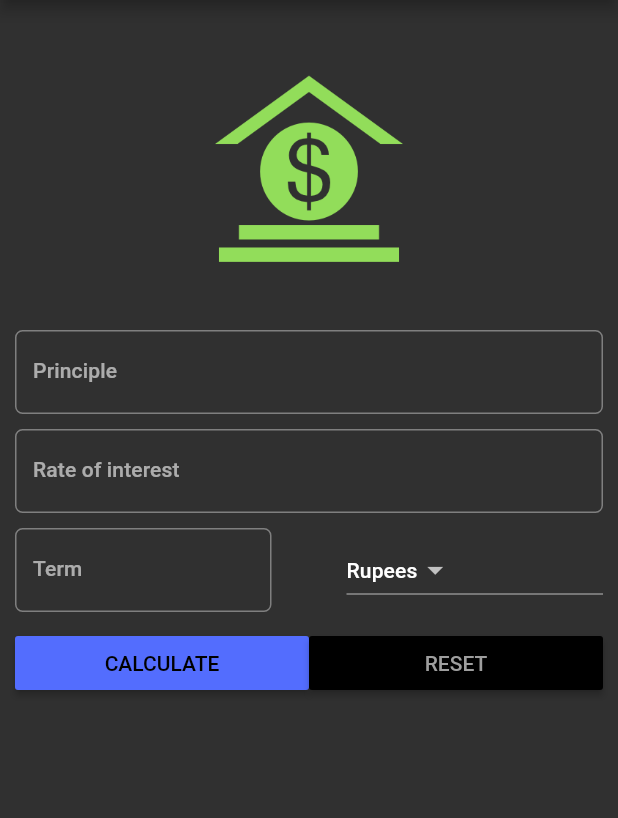
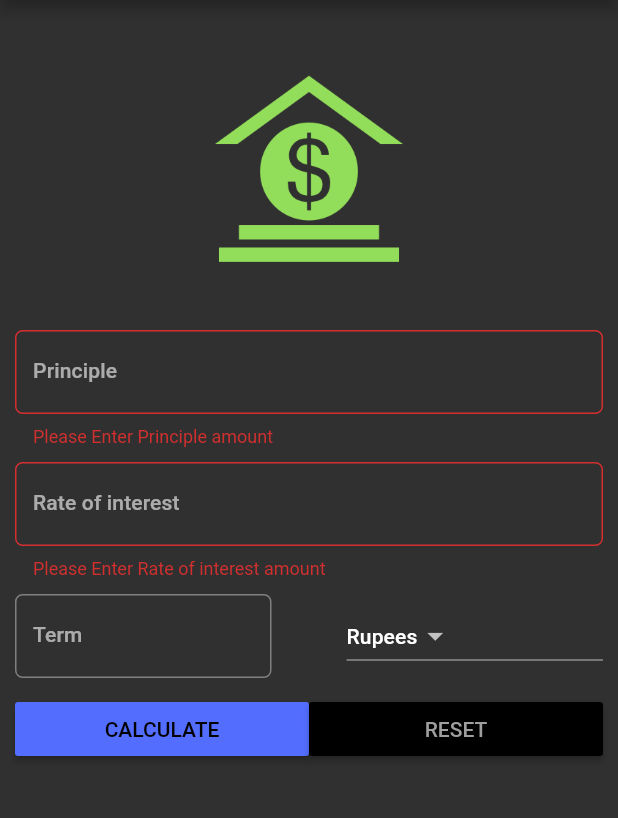
Before and after one commit to abdullah432/InterestCalculatorFlutter, a Flutter app: the screen it shows after launch, after a tap on "CALCULATE", on a phone screen of 412 x 824 dp, the part 84-902 px from its top. Run offline on Flutter 3.47's test engine with Material 2 defaults, Android fonts, the phone set to English and light mode, and no system bars.

Commit message:
logical implementaiton

```diff
--- a/lib/main.dart
+++ b/lib/main.dart
@@ -21,6 +21,8 @@ class SIForm extends StatefulWidget {
 }
 
 class _SIFormState extends State<SIForm> {
+  var _formKey = GlobalKey<FormState>();
+
   final minimumPadding = 5.0;
   var currencies = ['Rupees', 'dollar'];
   TextStyle textStyle;
@@ -40,18 +42,26 @@ class _SIFormState extends State<SIForm> {
       appBar: AppBar(
         title: Text("Interest Calculator"),
       ),
-      body: Container(
-          margin: EdgeInsets.all(minimumPadding * 2),
+      body: Form(
+          key: _formKey,
+          child: Padding(
+        padding: EdgeInsets.all(minimumPadding * 2),
         child: ListView(
           children: <Widget>[
             getImageAsset(),
             Padding(
                 padding: EdgeInsets.only(
                     top: minimumPadding, bottom: minimumPadding),
-                  child: TextField(
+                child: TextFormField(
                     keyboardType: TextInputType.number,
                     style: textStyle,
                     controller: principleController,
+                    validator: (String value) {
+                      if (value.isEmpty) {
+                        return 'Please Enter Principle amount';
+                      }
+                      return value;
+                    },
                     decoration: InputDecoration(
                       labelText: 'Principle',
                       hintText: 'Enter Principle e.g 12000',
@@ -61,10 +71,16 @@ class _SIFormState extends State<SIForm> {
             Padding(
                 padding: EdgeInsets.only(
                     top: minimumPadding, bottom: minimumPadding),
-                  child: TextField(
+                child: TextFormField(
                     keyboardType: TextInputType.number,
                     style: textStyle,
                     controller: roiController,
+                    validator: (String value) {
+                      if (value.isEmpty) {
+                        return 'Please Enter Rate of interest amount';
+                      }
+                      return value;
+                    },
                     decoration: InputDecoration(
                       labelText: 'Rate of interest',
                       hintText: 'In percentage',
@@ -118,7 +134,9 @@ class _SIFormState extends State<SIForm> {
                           child: Text("CALCULATE"),
                           onPressed: () {
                             setState(() {
+                              if (_formKey.currentState.validate()) {
                                 this.displayResult = calculateTotalReturn();
+                              }
                             });
                           },
                         ))),
@@ -139,14 +157,15 @@ class _SIFormState extends State<SIForm> {
               ],
             ),
             Padding(
-                                                padding: EdgeInsets.only(
-                                                    top: minimumPadding, bottom: minimumPadding),
+              padding:
+                  EdgeInsets.only(top: minimumPadding, bottom: minimumPadding),
               child: Text(
                 this.displayResult,
                 style: textStyle,
               ),
             ),
           ],
+        ),
       )),
     );
   }
```
Lines whose indentation alone changed are shown as unchanged.
